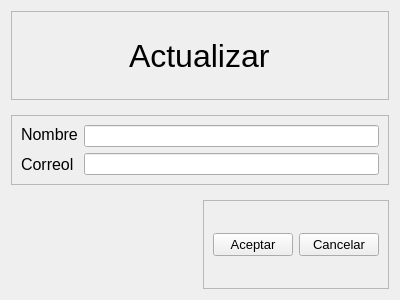
The window that ui_files/actualizar.ui (emanueljulio420/ProyectoDetector) describes before a commit, drawn with Qt 5.
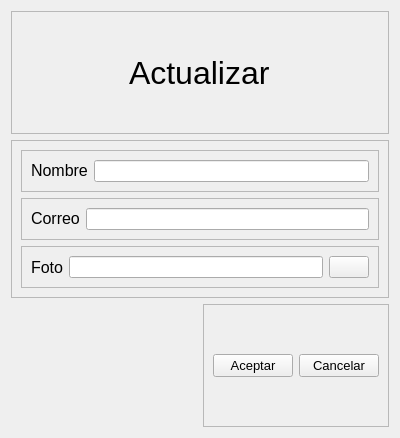
The same window after the commit. Icons and pictures are not drawn.

Commit message: comienzo de la implementacion de agregar foto (vida hp)

What changed in the file:
```diff
--- a/ui_files/actualizar.ui
+++ b/ui_files/actualizar.ui
@@ -7,7 +7,7 @@
     <x>0</x>
     <y>0</y>
     <width>400</width>
-    <height>300</height>
+    <height>438</height>
    </rect>
   </property>
   <property name="windowTitle">
@@ -39,7 +39,7 @@
      </layout>
     </widget>
    </item>
-   <item alignment="Qt::AlignVCenter">
+   <item>
     <widget class="QFrame" name="frame_2">
      <property name="sizePolicy">
       <sizepolicy hsizetype="Preferred" vsizetype="Minimum">
@@ -53,8 +53,17 @@
      <property name="frameShadow">
       <enum>QFrame::Raised</enum>
      </property>
-     <layout class="QFormLayout" name="formLayout">
-      <item row="0" column="0">
+     <layout class="QVBoxLayout" name="verticalLayout_2">
+      <item>
+       <widget class="QFrame" name="frame_5">
+        <property name="frameShape">
+         <enum>QFrame::StyledPanel</enum>
+        </property>
+        <property name="frameShadow">
+         <enum>QFrame::Raised</enum>
+        </property>
+        <layout class="QHBoxLayout" name="horizontalLayout_4">
+         <item>
        <widget class="QLabel" name="label_2">
         <property name="sizePolicy">
          <sizepolicy hsizetype="Fixed" vsizetype="Fixed">
@@ -72,23 +81,89 @@
         </property>
        </widget>
       </item>
-      <item row="0" column="1">
+         <item>
        <widget class="QLineEdit" name="nombreEdit"/>
       </item>
-      <item row="1" column="0">
+        </layout>
+       </widget>
+      </item>
+      <item>
+       <widget class="QFrame" name="frame_4">
+        <property name="frameShape">
+         <enum>QFrame::StyledPanel</enum>
+        </property>
+        <property name="frameShadow">
+         <enum>QFrame::Raised</enum>
+        </property>
+        <layout class="QHBoxLayout" name="horizontalLayout_3">
+         <item>
        <widget class="QLabel" name="label">
+           <property name="sizePolicy">
+            <sizepolicy hsizetype="Fixed" vsizetype="Fixed">
+             <horstretch>0</horstretch>
+             <verstretch>0</verstretch>
+            </sizepolicy>
+           </property>
         <property name="font">
          <font>
           <pointsize>12</pointsize>
          </font>
         </property>
         <property name="text">
-         <string>Correol</string>
+            <string>Correo</string>
         </property>
        </widget>
       </item>
-      <item row="1" column="1">
+         <item>
        <widget class="QLineEdit" name="correoEdit"/>
+         </item>
+        </layout>
+       </widget>
+      </item>
+      <item>
+       <widget class="QFrame" name="frame_6">
+        <property name="frameShape">
+         <enum>QFrame::StyledPanel</enum>
+        </property>
+        <property name="frameShadow">
+         <enum>QFrame::Raised</enum>
+        </property>
+        <layout class="QHBoxLayout" name="horizontalLayout_5">
+         <item>
+          <widget class="QLabel" name="label_4">
+           <property name="font">
+            <font>
+             <family>SansSerif</family>
+             <pointsize>12</pointsize>
+            </font>
+           </property>
+           <property name="text">
+            <string>Foto</string>
+           </property>
+          </widget>
+         </item>
+         <item>
+          <widget class="QLineEdit" name="pathEdit"/>
+         </item>
+         <item>
+          <widget class="QPushButton" name="fotoButton">
+           <property name="text">
+            <string/>
+           </property>
+           <property name="icon">
+            <iconset>
+             <normaloff>../imagenes/add-image.png</normaloff>../imagenes/add-image.png</iconset>
+           </property>
+           <property name="iconSize">
+            <size>
+             <width>60</width>
+             <height>60</height>
+            </size>
+           </property>
+          </widget>
+         </item>
+        </layout>
+       </widget>
       </item>
      </layout>
     </widget>
```
Lines whose indentation alone changed are shown as unchanged. The commit also changes 12 other files.
